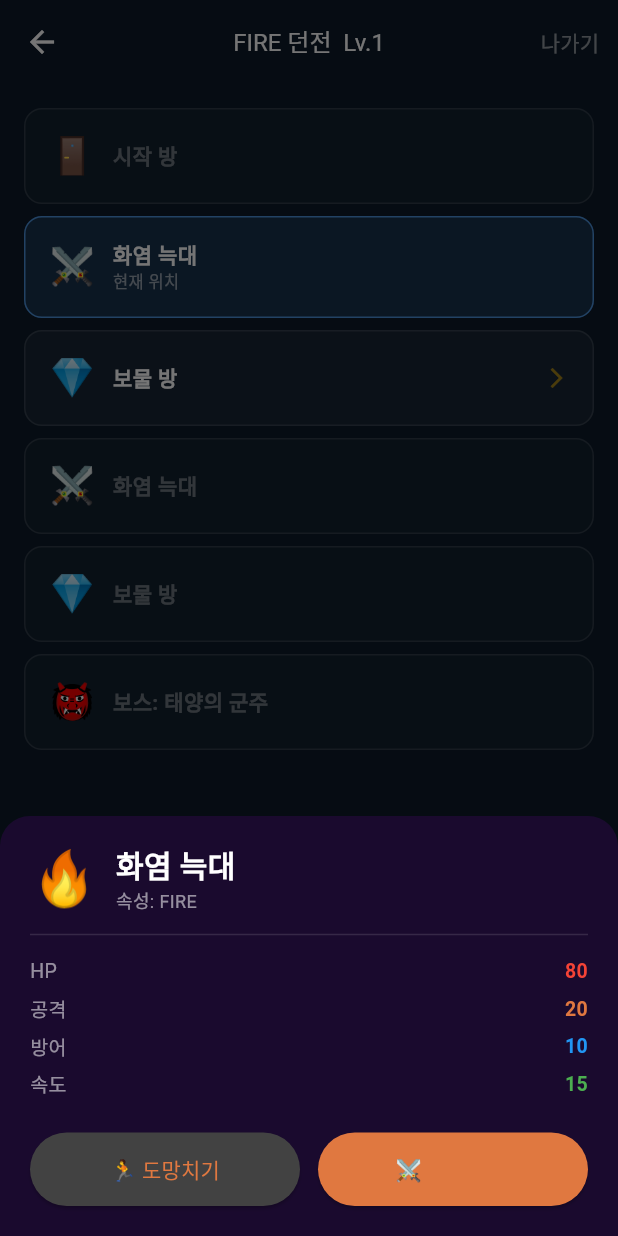
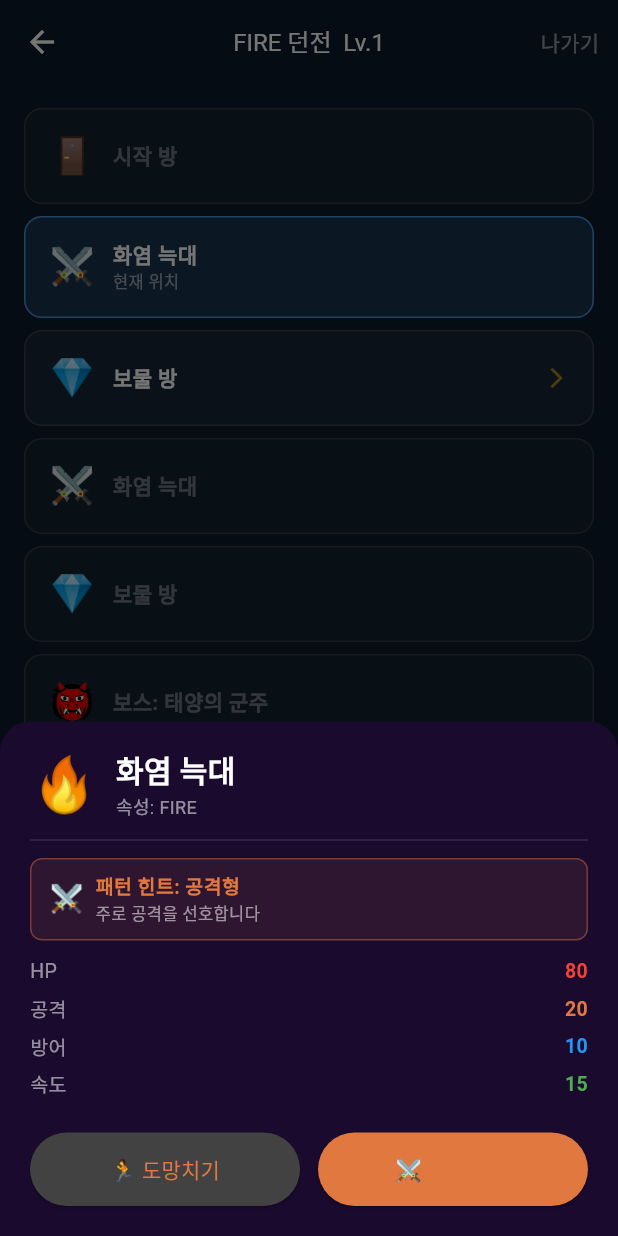
Before and after one commit to alstjs24-design/elemental-quest, a Flutter app: the DungeonScreen screen opened directly, after a tap on "⚔️", on a phone screen of 412 x 824 dp. Run offline on Flutter 3.47's test engine with Material 3 defaults, Android fonts, the phone set to English and light mode, and no system bars; our stand-ins replace cloud_firestore, firebase_auth, firebase_core, flutter_riverpod, hive_flutter; accounts and stored records are empty.

Commit message:
feat: add pattern hint system for enemy battle tendencies
- Add BattleTendency enum (aggressive/defensive/evasive/unpredictable)
- Add tendency field to Enemy model with element-based defaults
- Assign tendencies in EnemyFactory: fire=aggressive, water/wind=evasive, earth=defensive, boss=unpredictable
- Weight enemy RPS choices by tendency in BattleNotifier
- Display tendency hint card in pre-battle sheet UI

```diff
--- a/lib/core/models/enemy.dart
+++ b/lib/core/models/enemy.dart
@@ -2,6 +2,8 @@ import '../enums/element_type.dart';
 import 'skill.dart';
 
 enum EnemyGrade { normal, elite, boss }
+
+enum BattleTendency { aggressive, defensive, evasive, unpredictable }
 
 class Enemy {
   final String id;
@@ -15,6 +17,7 @@ class Enemy {
   final List<Skill> skills;
   final int expReward;
   final double goldReward;
+  final BattleTendency tendency;
 
   int currentHp;
 
@@ -30,6 +33,7 @@ class Enemy {
     required this.skills,
     required this.expReward,
     required this.goldReward,
+    this.tendency = BattleTendency.unpredictable,
   }) : currentHp = maxHp;
 
   bool get isAlive => currentHp > 0;
--- a/lib/features/battle/battle_notifier.dart
+++ b/lib/features/battle/battle_notifier.dart
@@ -134,7 +134,7 @@ class BattleNotifier extends StateNotifier<BattleState?> {
     final s = state;
     if (s == null || !s.isPlayerTurn) return;
 
-    final enemyChoice = RpsChoice.values[Random().nextInt(RpsChoice.values.length)];
+    final enemyChoice = _weightedEnemyChoice(s.enemy.tendency);
     final result = BattleEngine.resolveRps(
       playerChoice: choice,
       enemyChoice: enemyChoice,
@@ -167,6 +167,29 @@ class BattleNotifier extends StateNotifier<BattleState?> {
     );
   }
 
+  RpsChoice _weightedEnemyChoice(BattleTendency tendency) {
+    final rand = Random().nextDouble();
+    switch (tendency) {
+      case BattleTendency.aggressive:
+        // 60% attack, 20% defense, 20% evasion
+        if (rand < 0.60) return RpsChoice.attack;
+        if (rand < 0.80) return RpsChoice.defense;
+        return RpsChoice.evasion;
+      case BattleTendency.defensive:
+        // 20% attack, 60% defense, 20% evasion
+        if (rand < 0.20) return RpsChoice.attack;
+        if (rand < 0.80) return RpsChoice.defense;
+        return RpsChoice.evasion;
+      case BattleTendency.evasive:
+        // 20% attack, 20% defense, 60% evasion
+        if (rand < 0.20) return RpsChoice.attack;
+        if (rand < 0.40) return RpsChoice.defense;
+        return RpsChoice.evasion;
+      case BattleTendency.unpredictable:
+        return RpsChoice.values[Random().nextInt(RpsChoice.values.length)];
+    }
+  }
+
   void endBattle() {
     state = null;
   }
--- a/lib/features/dungeon/dungeon_screen.dart
+++ b/lib/features/dungeon/dungeon_screen.dart
@@ -254,6 +254,8 @@ class _PreBattleSheet extends StatelessWidget {
               ],
             ),
             const Divider(color: Colors.white12, height: 24),
+            _TendencyRow(tendency: enemy.tendency),
+            const SizedBox(height: 8),
             _StatRow2('HP', '${enemy.maxHp}', Colors.red),
             _StatRow2('공격', '${enemy.attack}', const Color(0xFFE07840)),
             _StatRow2('방어', '${enemy.defense}', Colors.blue),
@@ -321,6 +323,47 @@ class _StatRow2 extends StatelessWidget {
                   color: color,
                   fontSize: 13,
                   fontWeight: FontWeight.bold)),
+        ],
+      ),
+    );
+  }
+}
+
+class _TendencyRow extends StatelessWidget {
+  final BattleTendency tendency;
+  const _TendencyRow({required this.tendency});
+
+  @override
+  Widget build(BuildContext context) {
+    final (icon, label, desc, color) = switch (tendency) {
+      BattleTendency.aggressive  => ('⚔️', '공격형', '주로 공격을 선호합니다', const Color(0xFFE07840)),
+      BattleTendency.defensive   => ('🛡️', '방어형', '주로 방어를 선호합니다', Colors.blue),
+      BattleTendency.evasive     => ('💨', '회피형', '주로 회피를 선호합니다', Colors.teal),
+      BattleTendency.unpredictable => ('❓', '불규칙', '행동 패턴을 읽기 어렵습니다', Colors.purple),
+    };
+    return Container(
+      padding: const EdgeInsets.symmetric(horizontal: 12, vertical: 8),
+      decoration: BoxDecoration(
+        color: color.withValues(alpha: 0.1),
+        borderRadius: BorderRadius.circular(8),
+        border: Border.all(color: color.withValues(alpha: 0.4)),
+      ),
+      child: Row(
+        children: [
+          Text(icon, style: const TextStyle(fontSize: 18)),
+          const SizedBox(width: 8),
+          Column(
+            crossAxisAlignment: CrossAxisAlignment.start,
+            children: [
+              Text('패턴 힌트: $label',
+                  style: TextStyle(
+                      color: color,
+                      fontSize: 13,
+                      fontWeight: FontWeight.bold)),
+              Text(desc,
+                  style: const TextStyle(color: Colors.white54, fontSize: 11)),
+            ],
+          ),
         ],
       ),
     );
--- a/lib/features/dungeon/enemy_factory.dart
+++ b/lib/features/dungeon/enemy_factory.dart
@@ -32,6 +32,7 @@ class EnemyFactory {
       skills: [],
       expReward: (20 * scale).round(),
       goldReward: 10 * scale,
+      tendency: _tendencyFor(element),
     );
   }
 
@@ -64,7 +65,23 @@ class EnemyFactory {
       skills: [bossSkill],
       expReward: (100 * scale).round(),
       goldReward: 50 * scale,
+      tendency: BattleTendency.unpredictable,
     );
+  }
+
+  static BattleTendency _tendencyFor(ElementType element) {
+    switch (element) {
+      case ElementType.fire:
+        return BattleTendency.aggressive;
+      case ElementType.water:
+        return BattleTendency.evasive;
+      case ElementType.earth:
+        return BattleTendency.defensive;
+      case ElementType.wind:
+        return BattleTendency.evasive;
+      case ElementType.none:
+        return BattleTendency.unpredictable;
+    }
   }
 
   static List<String> _namesFor(ElementType element) {
```
